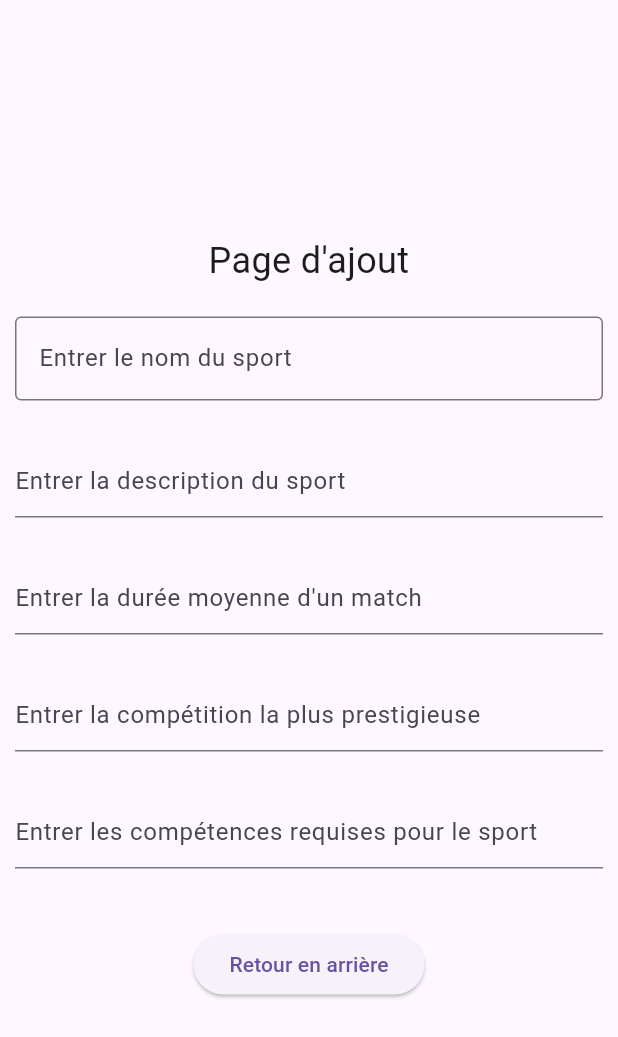
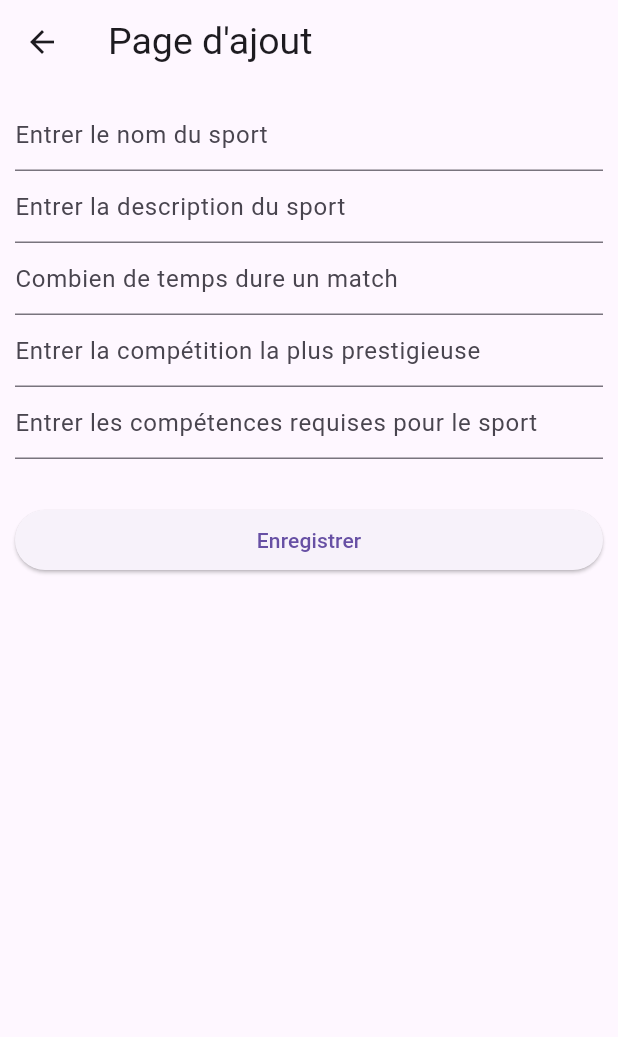
Before and after one commit to yalac/tp1-flutter-sport-YL, a Flutter app: the AjoutSportPage screen opened directly, on a phone screen of 412 x 824 dp. Shown: the top 1037 px of the screen. Run offline on Flutter 3.47's test engine with Material 3 defaults, Android fonts, the phone set to English and light mode, and no system bars.

Commit message:
modification de la page d'ajout pour avoir des champ propre et un bouton d'enregistrement

```diff
--- a/lib/pages/ajout_sport_page.dart
+++ b/lib/pages/ajout_sport_page.dart
@@ -10,89 +10,64 @@ class AjoutSportPage extends StatefulWidget {
 class _AjoutSportPageState extends State<AjoutSportPage> {
   final nomController = TextEditingController();
   final descriptionController = TextEditingController();
-  final durationController = TextEditingController();
+  final dureeController = TextEditingController();
   final competitionController = TextEditingController();
   final competenceController = TextEditingController();
 
   @override
   Widget build(BuildContext context) {
     return Scaffold(
-      body: Column(
-        mainAxisAlignment: MainAxisAlignment.center,
-        children: [
-          Text(
+      appBar: AppBar(
+        title: const Text(
           'Page d\'ajout',
-            style: TextStyle(fontSize: 24),
+          style: TextStyle(fontSize: 25),
           textAlign: TextAlign.center,
         ),
-          SizedBox(height: 10),
+      ),
+      body: ListView(
+        padding: EdgeInsets.all(10),
+        children: [
+          // Champ pour le nom du sport
+          TextField(
+            controller: nomController,
+            decoration: InputDecoration(hintText: 'Entrer le nom du sport'),
+          ),
 
-          Padding(
-            padding: const EdgeInsets.all(10),
-            child: TextField(
-              controller: nomController,
-              decoration: InputDecoration(
-                border: OutlineInputBorder(),
-                hintText: 'Entrer le nom du sport',
-              ),
-            ),
-          ),
-          SizedBox(height: 10),
-
-          Padding(
-            padding: const EdgeInsets.all(10),
-            child: TextField(
+          // Champ pour la description du sport
+          TextField(
             controller: descriptionController,
             decoration: InputDecoration(
-                border: UnderlineInputBorder(),
               hintText: 'Entrer la description du sport',
             ),
           ),
-          ),
-          SizedBox(height: 10),
 
-          Padding(
-            padding: const EdgeInsets.all(10),
-            child: TextField(
-              controller: durationController,
+          // Champ pour la durée d'un match
+          TextField(
+            keyboardType: TextInputType.number,
+            controller: dureeController,
             decoration: InputDecoration(
-                border: UnderlineInputBorder(),
-                hintText: 'Entrer la durée moyenne d\'un match',
+              hintText: 'Combien de temps dure un match',
             ),
           ),
-          ),
-          SizedBox(height: 10),
 
-          Padding(
-            padding: const EdgeInsets.all(10),
-            child: TextField(
+          // Champ pour la compétition la plus prestigieuse
+          TextField(
             controller: competitionController,
             decoration: InputDecoration(
-                border: UnderlineInputBorder(),
               hintText: 'Entrer la compétition la plus prestigieuse',
             ),
           ),
-          ),
-          SizedBox(height: 10),
 
-          Padding(
-            padding: const EdgeInsets.all(10),
-            child: TextField(
+          // Champ pour les compétences requises pour le sport
+          TextField(
             controller: competenceController,
             decoration: InputDecoration(
-                border: UnderlineInputBorder(),
               hintText: 'Entrer les compétences requises pour le sport',
-              ),
             ),
           ),
           SizedBox(height: 30),
 
-          ElevatedButton(
-            onPressed: () {
-              Navigator.pop(context);
-            },
-            child: Text('Retour en arrière'),
-          ),
+          ElevatedButton(onPressed: () {}, child: Text('Enregistrer')),
         ],
       ),
     );
```
Lines whose indentation alone changed are shown as unchanged.
